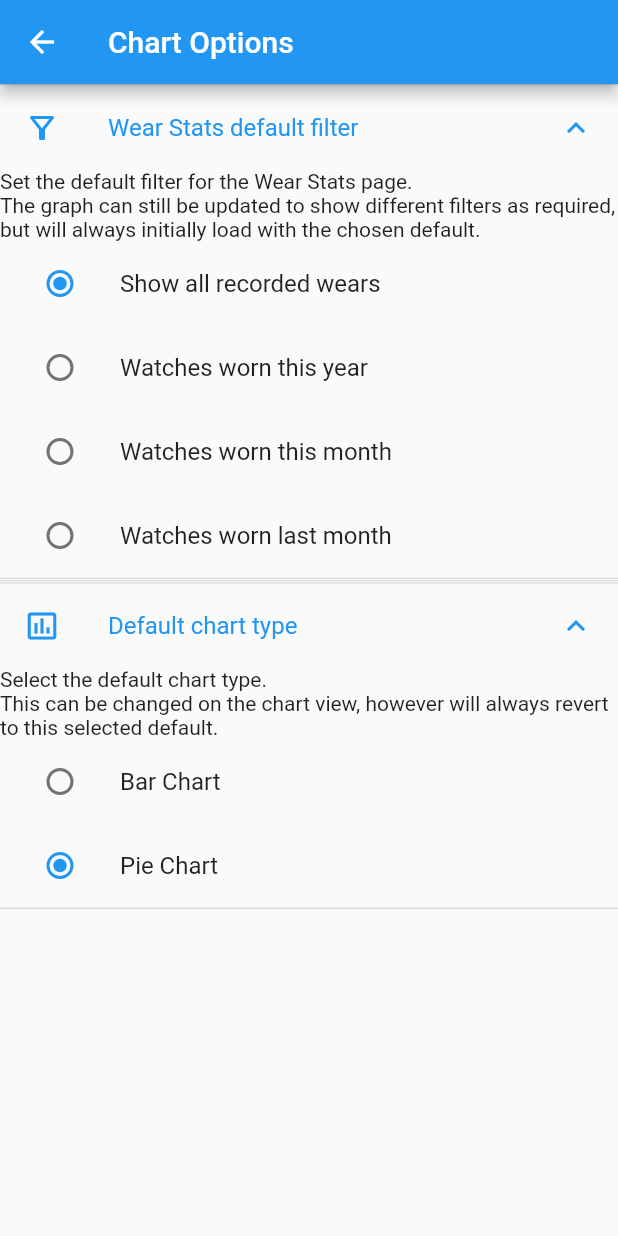
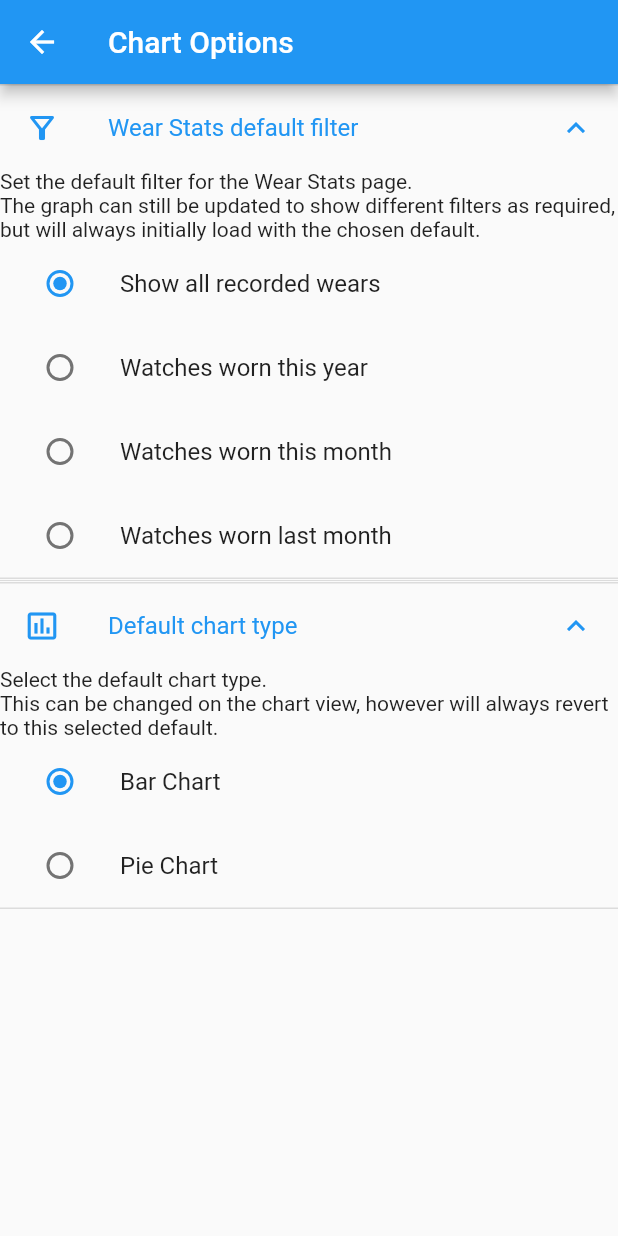
Before and after one commit to Stif-UK/WristCheck, a Flutter app: the ChartOptions screen opened directly, after a tap on "Wear Stats default filter", after a tap on "Default chart type", on a phone screen of 412 x 824 dp. Run offline on Flutter 3.47's test engine with Material 2 defaults, Android fonts, the phone set to English and light mode, and no system bars; our stand-ins replace file_picker, flutter_local_notifications, flutter_markdown, get, google_mobile_ads, hive and 11 more; accounts and stored records are empty; network calls fail.

Commit message:
setup preference and toggle for default chart type

```diff
--- a/lib/model/wristcheck_preferences.dart
+++ b/lib/model/wristcheck_preferences.dart
@@ -1,5 +1,6 @@
 import 'dart:async';
 import 'package:shared_preferences/shared_preferences.dart';
+import 'package:wristcheck/model/enums/default_chart_type.dart';
 import 'package:wristcheck/model/enums/notification_time_options.dart';
 import 'package:wristcheck/model/enums/wear_chart_options.dart';
 
@@ -13,6 +14,7 @@ class WristCheckPreferences {
   static const _keyReferenceDate = 'referenceDate';
   static const _keyDailyRemindersPrompt = 'dailyRemindersPrompt';
   static const _keyWearChartOptions = 'wearChartOptions';
+  static const _keyDefaultChartType = 'defaultChartType';
   //notification preference values
   static const _keyDailyNotificationStatus = 'dailyNotificationStatus';
   static const _keyNotificationTimeOption = 'notificationTimeOption';
@@ -141,5 +143,23 @@ class WristCheckPreferences {
     await _preferences.setString(_keyWearChartOptions, wearChartOption.toString());
   }
 
+  //Getter and setter for default chart type
+  //A value of true represents a user preferring bar charts over pie charts
+  static DefaultChartType? getDefaultChartType()  {
+    if(_preferences.getBool(_keyDefaultChartType) == null){
+      print("Getting Default chart type - DB is null so returning bar chart");
+      return DefaultChartType.bar;
+    } else{
+      bool _prefersBarCharts =  _preferences.getBool(_keyDefaultChartType)!;
+      print("Getting default chart type: ${_prefersBarCharts.toString()}");
+      return _prefersBarCharts? DefaultChartType.bar : DefaultChartType.pie;
+    }
+  }
 
+  static Future setDefaultChartType(DefaultChartType preferredType) async {
+    bool _prefersBarCharts;
+    preferredType == DefaultChartType.bar ? _prefersBarCharts = true : _prefersBarCharts = false;
+    print("Setting default chart type. Passed in $preferredType; Saving $_prefersBarCharts");
+    await _preferences.setBool(_keyDefaultChartType, _prefersBarCharts);
+  }
 }
--- a/lib/ui/chart_options.dart
+++ b/lib/ui/chart_options.dart
@@ -12,11 +12,12 @@ class ChartOptions extends StatefulWidget {
 
 class _ChartOptionsState extends State<ChartOptions> {
   WearChartOptions _chartOption = WristCheckPreferences.getWearChartOptions() ?? WearChartOptions.all;
-  //TODO: Implement shared pref implementation and switch
-  DefaultChartType _chartType = DefaultChartType.pie;
+  DefaultChartType _chartType = WristCheckPreferences.getDefaultChartType() ?? DefaultChartType.bar;
+
 
   @override
   Widget build(BuildContext context) {
+    print("Building chart options page. Chart Type received = ${_chartType.toString()}");
     return Scaffold(
       appBar: AppBar(
         title: const Text("Chart Options"),
@@ -98,9 +99,9 @@ class _ChartOptionsState extends State<ChartOptions> {
                   value: DefaultChartType.bar,
                   groupValue: _chartType ,
                   onChanged: (DefaultChartType? value) async {
-                    // await WristCheckPreferences.setWearChartOptions(value!);
+                    await WristCheckPreferences.setDefaultChartType(value!);
                     setState(() {
-                      _chartType = value!;
+                      _chartType = value;
                     });
 
                   },
@@ -112,9 +113,9 @@ class _ChartOptionsState extends State<ChartOptions> {
                   value: DefaultChartType.pie,
                   groupValue: _chartType ,
                   onChanged: (DefaultChartType? value) async {
-                    // await WristCheckPreferences.setWearChartOptions(value!);
+                    await WristCheckPreferences.setDefaultChartType(value!);
                     setState(() {
-                      _chartType = value!;
+                      _chartType = value;
                     });
 
                   },
--- a/lib/util/startup_checks_util.dart
+++ b/lib/util/startup_checks_util.dart
@@ -13,7 +13,7 @@ class StartupChecksUtil{
   ///on top of the passed context
   static runStartupChecks(BuildContext context) async {
     bool _showWhatsNew = await returnWhatsNew();
-    bool _notificationSet = WristCheckPreferences.getDailyNotificationStatus() ?? false;
+    bool _notificationSet = (WristCheckPreferences.getDailyNotificationStatus() == null);
     bool _hasSeenDailyRemindersPrompt = WristCheckPreferences.getHasSeenDailyRemindersPrompt() ?? false;
 
     //Checks should be run in priority order with only one dialog triggered
```
